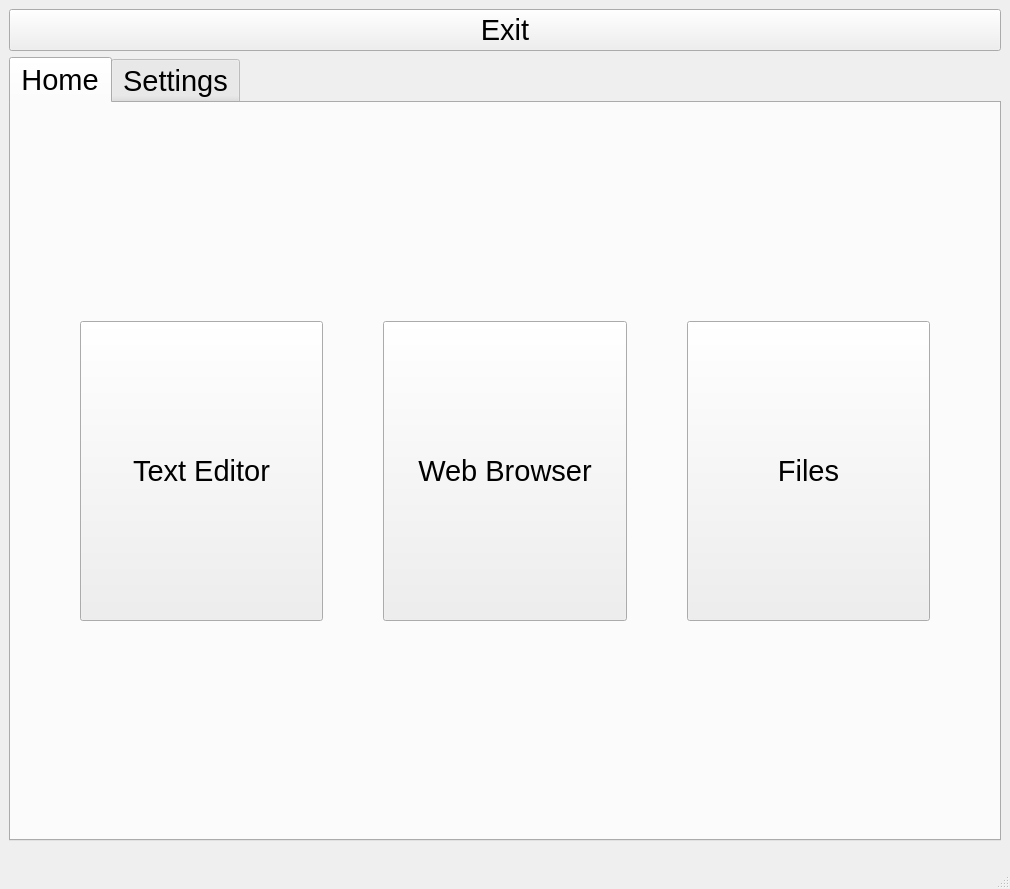
Old version of the form src/main/python/ui_uics/Ui_MainWindow.ui in the repository wxmanager/netbook.
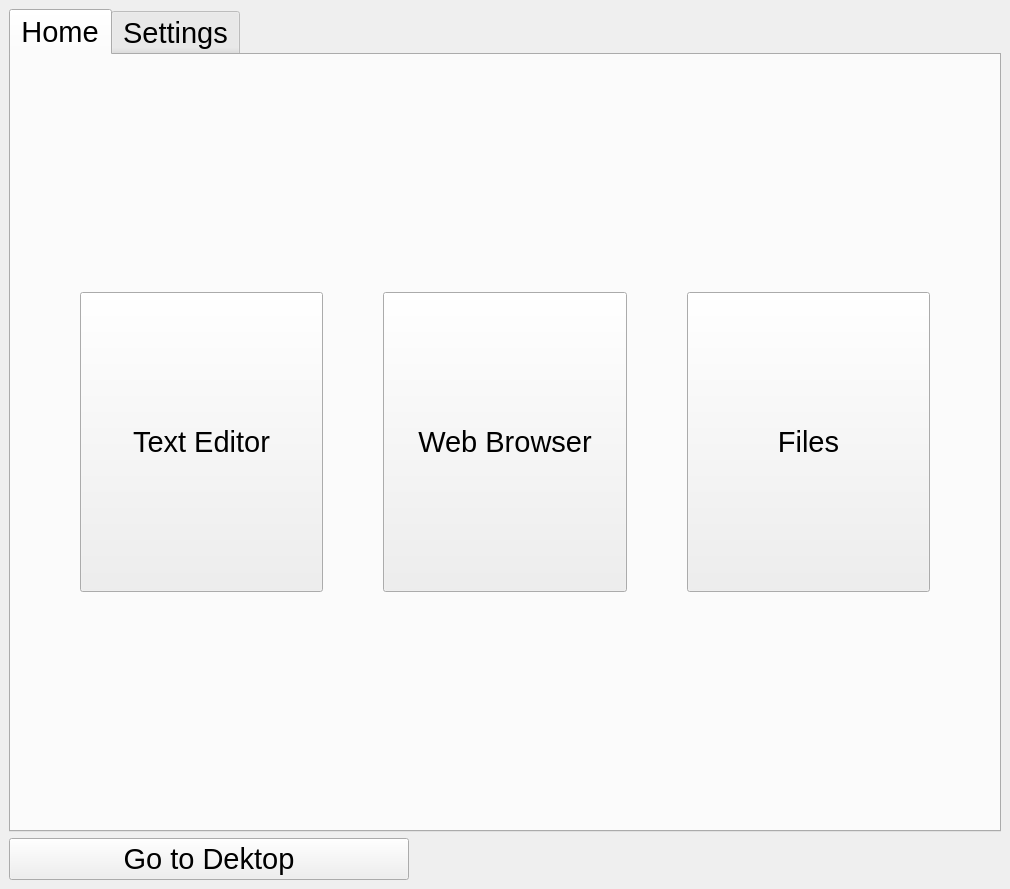
New version of the form.

Patch:
```diff
--- a/src/main/python/ui_uics/Ui_MainWindow.ui
+++ b/src/main/python/ui_uics/Ui_MainWindow.ui
@@ -44,7 +44,7 @@
         <string>Home</string>
        </attribute>
        <layout class="QGridLayout" name="gridLayout_3">
-        <item row="0" column="0">
+        <item row="2" column="0">
          <layout class="QGridLayout" name="gridLayout" rowstretch="0,0,0">
           <property name="leftMargin">
            <number>60</number>
@@ -114,7 +114,7 @@
       </widget>
      </widget>
     </item>
-    <item row="0" column="0">
+    <item row="2" column="0">
      <widget class="QPushButton" name="exitButton">
       <property name="minimumSize">
        <size>
@@ -122,8 +122,14 @@
         <height>15</height>
        </size>
       </property>
+      <property name="maximumSize">
+       <size>
+        <width>400</width>
+        <height>16777215</height>
+       </size>
+      </property>
       <property name="text">
-       <string>Exit</string>
+       <string>Go to Dektop</string>
       </property>
      </widget>
     </item>
@@ -139,7 +145,6 @@
     </rect>
    </property>
   </widget>
-  <widget class="QStatusBar" name="statusbar"/>
  </widget>
  <resources/>
  <connections/>
```
Left out of the diff: 28 changed lines with no effect on the pictures.
